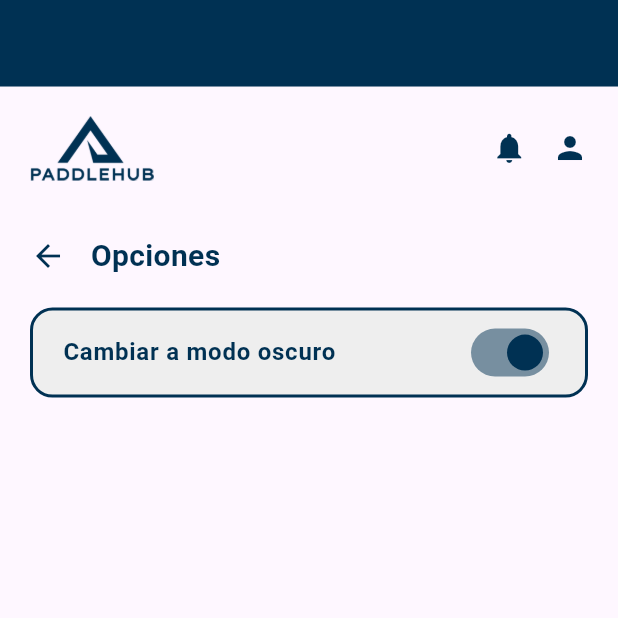
After one commit to ManuOrt/Front-PadelApp, a Flutter app: the OptionsScreen screen opened by its route, on a phone screen of 412 x 824 dp, the top half of it. The commit adds this screen. Run offline on Flutter 3.47's test engine with Material 3 defaults, Android fonts, the phone set to English and light mode, and no system bars; our stand-ins replace youtube_player_flutter; network calls fail.

Commit message:
Adding footer, options screens, modifying logo_widget

```diff
--- a/lib/routes/routes.dart
+++ b/lib/routes/routes.dart
@@ -8,4 +8,5 @@ var customRoutes = <String, WidgetBuilder>{
   'recovery_password': (context) => const RecoveryPasswordScreen(),
   'change': (context) => const ChangeScreen(),
   'home': (context) => const HomeScreen(),
+  'options': (context) => const OptionsScreen(),
 };
--- a/lib/screens/auth/login_screen.dart
+++ b/lib/screens/auth/login_screen.dart
@@ -28,7 +28,11 @@ class LoginScreen extends StatelessWidget {
                   mainAxisAlignment: MainAxisAlignment.center,
                   crossAxisAlignment: CrossAxisAlignment.center,
                   children: [
-                    const LogoWidget(),
+                    LogoWidget(
+                      width: size.width * 0.5,
+                      height: size.height * 0.2,
+                      color: 'white',
+                    ),
                     SizedBox(height: size.height * 0.02),
                     TextFieldWidget(
                       text: 'Email',
--- /dev/null
+++ b/lib/screens/options/options_screen.dart
@@ -0,0 +1,114 @@
+import 'package:flutter/material.dart';
+import 'package:front_end_padelapp/utils/app_colors.dart';
+import 'package:front_end_padelapp/widgets/widgets.dart';
+
+class OptionsScreen extends StatelessWidget {
+  const OptionsScreen({super.key});
+
+  @override
+  Widget build(BuildContext context) {
+    final Size size = MediaQuery.of(context).size;
+    return Scaffold(
+      body: Column(
+        crossAxisAlignment: CrossAxisAlignment.start,
+        children: [
+          Container(
+            width: size.width,
+            height: size.height * 0.07,
+            color: AppColors.primary,
+          ),
+          Padding(
+            padding: const EdgeInsets.only(left: 20, right: 20),
+            child: Row(
+              children: [
+                LogoWidget(
+                  width: size.width * 0.2,
+                  height: size.height * 0.1,
+                  color: 'blue',
+                ),
+                const Spacer(),
+                GestureDetector(
+                  onTap: () {},
+                  child: const Icon(
+                    Icons.notifications,
+                    color: AppColors.primary,
+                  ),
+                ),
+                SizedBox(width: size.width * 0.04),
+                GestureDetector(
+                  onTap: () {},
+                  child: const Icon(
+                    Icons.person,
+                    color: AppColors.primary,
+                  ),
+                ),
+              ],
+            ),
+          ),
+          const Divider(
+            color: Colors.transparent,
+          ),
+          Padding(
+            padding: const EdgeInsets.only(left: 20),
+            child: Row(
+              children: [
+                GestureDetector(
+                  onTap: () {
+                    Navigator.pop(context, 'home');
+                  },
+                  child: const Icon(
+                    Icons.arrow_back,
+                    color: AppColors.primary,
+                  ),
+                ),
+                SizedBox(width: size.width * 0.04),
+                const Text(
+                  'Opciones',
+                  style: TextStyle(
+                      fontSize: 20,
+                      fontWeight: FontWeight.bold,
+                      color: AppColors.primary),
+                ),
+              ],
+            ),
+          ),
+          Expanded(
+            child: Padding(
+              padding: const EdgeInsets.all(20),
+              child: ListView(
+                children: [
+                  ListTile(
+                    title: const Text(
+                      'Cambiar a modo oscuro',
+                      style: TextStyle(
+                          color: AppColors.primary,
+                          fontWeight: FontWeight.bold),
+                    ),
+                    trailing: Switch(
+                      value: true,
+                      onChanged: (bool value) {
+                        // TODO: Añadir funcionalidad para agregar modo oscuro
+                      },
+                      activeColor: AppColors.primary,
+                    ),
+                    onTap: () {
+                      Navigator.pushNamed(context, 'profile');
+                    },
+                    tileColor: Colors.grey[200],
+                    contentPadding:
+                        const EdgeInsets.symmetric(horizontal: 20.0),
+                    shape: RoundedRectangleBorder(
+                      borderRadius: BorderRadius.circular(15.0),
+                      side: const BorderSide(
+                          color: AppColors.primary, width: 2.0),
+                    ),
+                  ),
+                ],
+              ),
+            ),
+          )
+        ],
+      ),
+    );
+  }
+}
--- a/lib/screens/screens.dart
+++ b/lib/screens/screens.dart
@@ -1,6 +1,7 @@
 export 'package:front_end_padelapp/screens/auth/change_screen.dart';
 export 'package:front_end_padelapp/screens/auth/login_screen.dart';
+export 'package:front_end_padelapp/screens/auth/recovery_password_screen.dart';
 export 'package:front_end_padelapp/screens/auth/register_screen.dart';
 export 'package:front_end_padelapp/screens/home/home_screen.dart';
 export 'package:front_end_padelapp/screens/onboarding/onboarding_screens.dart';
-export 'package:front_end_padelapp/screens/auth/recovery_password_screen.dart';
+export 'package:front_end_padelapp/screens/options/options_screen.dart';
--- a/lib/services/user_service.dart
+++ b/lib/services/user_service.dart
@@ -19,7 +19,7 @@ class UserServices {
         throw Exception('Failed to load users');
       }
     } catch (e) {
-      throw e;
+      rethrow;
     }
   }
 }
--- /dev/null
+++ b/lib/widgets/general_widgets/logo_widget.dart
@@ -0,0 +1,22 @@
+import 'package:flutter/material.dart';
+
+class LogoWidget extends StatelessWidget {
+  const LogoWidget(
+      {super.key,
+      required this.width,
+      required this.height,
+      required this.color});
+
+  final String color;
+  final double? width;
+  final double? height;
+
+  @override
+  Widget build(BuildContext context) {
+    return Image.asset(
+      'assets/img/logo/logo-$color.png',
+      width: width,
+      height: height,
+    );
+  }
+}
--- a/pubspec.yaml
+++ b/pubspec.yaml
@@ -2,7 +2,7 @@ name: front_end_padelapp
 description: A new Flutter project.
 # The following line prevents the package from being accidentally published to
 # pub.dev using `flutter pub publish`. This is preferred for private packages.
-publish_to: 'none' # Remove this line if you wish to publish to pub.dev
+publish_to: "none" # Remove this line if you wish to publish to pub.dev
 
 # The following defines the version and build number for your application.
 # A version number is three numbers separated by dots, like 1.2.43
@@ -19,7 +19,7 @@ publish_to: 'none' # Remove this line if you wish to publish to pub.dev
 version: 1.0.0+1
 
 environment:
-  sdk: '>=3.1.3 <4.0.0'
+  sdk: ">=3.1.3 <4.0.0"
 
 # Dependencies specify other packages that your package needs in order to work.
 # To automatically upgrade your package dependencies to the latest versions
@@ -28,7 +28,6 @@ environment:
 # the latest version available on pub.dev. To see which dependencies have newer
 # versions available, run `flutter pub outdated`.
 dependencies:
-  carousel_slider: ^4.2.1
   cupertino_icons: ^1.0.2
   flutter:
     sdk: flutter
@@ -46,7 +45,6 @@ dev_dependencies:
 # following page: https://dart.dev/tools/pub/pubspec
 # The following section is specific to Flutter packages.
 flutter:
-
   # The following line ensures that the Material Icons font is
   # included with your application, so that you can use the icons in
   # the material Icons class.
```
Also changed, not shown: lib/screens/auth/recovery_password_screen.dart (+10 -8 lines), lib/screens/auth/register_screen.dart (+6 -2 lines), lib/screens/home/home_screen.dart (+13 -9 lines), lib/widgets/carousel_widget.dart (deleted, +0 -40 lines), lib/widgets/general_widgets/carousel_widget.dart (added, +122 -0 lines), lib/widgets/general_widgets/footer_widget.dart (added, +63 -0 lines), lib/widgets/logo_widget.dart (deleted, +0 -14 lines), lib/widgets/modals/user_actions_modal.dart (+6 -7 lines), lib/widgets/widgets.dart (+7 -4 lines), pubspec.lock.
